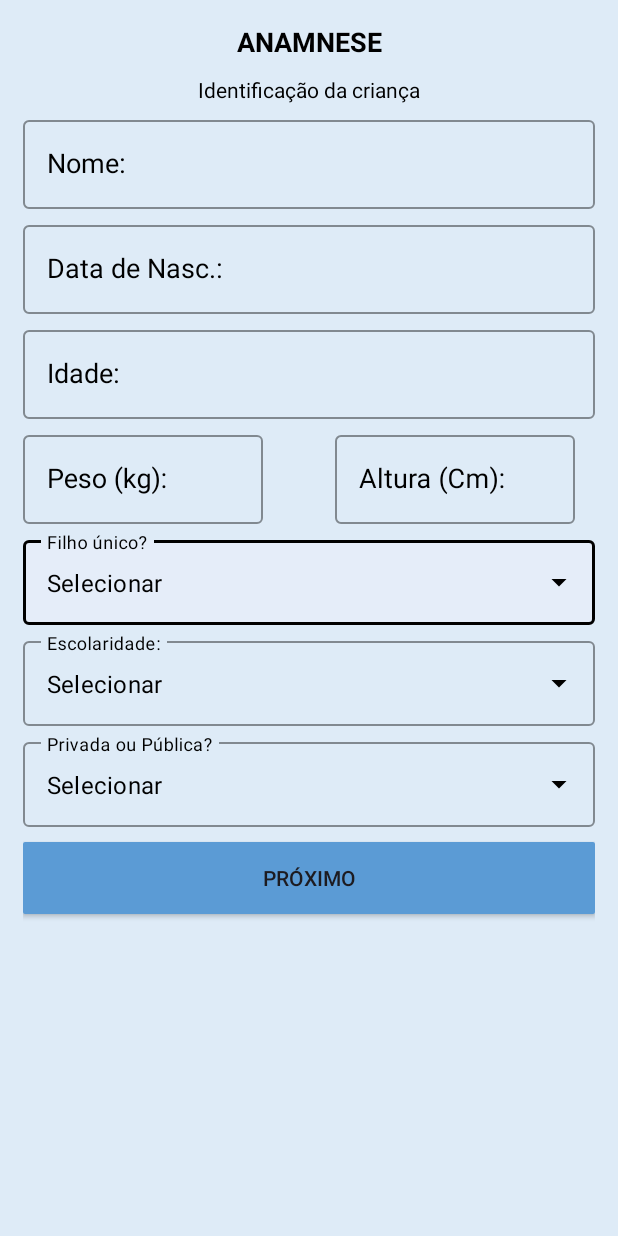
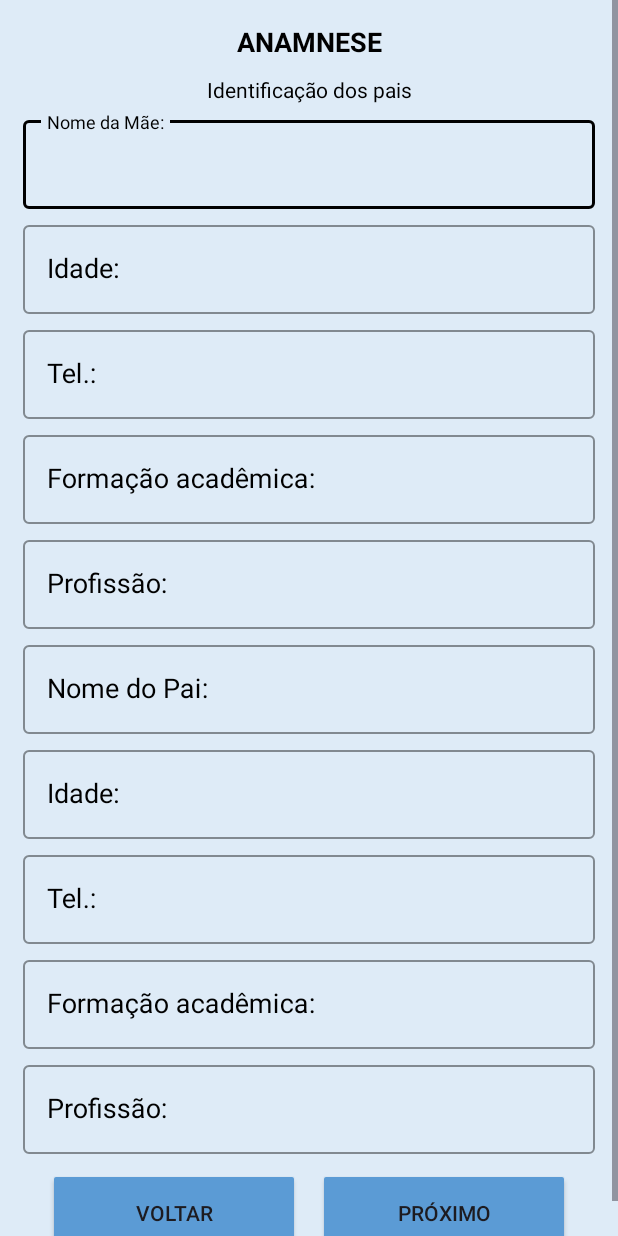
Before and after one commit to Alberinando/teadapta_1.0, an Android app: the anamnese screen opened directly, with no data from a screen before it, after a tap on "PRÓXIMO", on a phone screen of 412 x 824 dp. Run offline under Robolectric (Android 15) with nearby library versions, the phone set to English and light mode, and no system bars; 2 other taps on this screen came first.

Commit message:
Tela Anamnese - Identificação dos pais

```diff
--- a/app/src/main/AndroidManifest.xml
+++ b/app/src/main/AndroidManifest.xml
@@ -12,6 +12,9 @@
         android:supportsRtl="true"
         android:theme="@style/Theme.TEADAPTA"
         tools:targetApi="31">
+        <activity
+            android:name=".anamnesePais"
+            android:exported="false" />
         <activity
             android:name=".anamnese"
             android:exported="false" />
--- a/app/src/main/java/com/example/teadapta/anamnese.java
+++ b/app/src/main/java/com/example/teadapta/anamnese.java
@@ -78,4 +78,8 @@ public class anamnese extends AppCompatActivity {
         datePickerDialog.show();
     }
 
+    public void submit (View view){
+        Intent intent = new Intent(anamnese.this, com.example.teadapta.anamnesePais.class);
+        startActivity(intent);
+    }
 }
--- /dev/null
+++ b/app/src/main/java/com/example/teadapta/anamnesePais.java
@@ -0,0 +1,26 @@
+package com.example.teadapta;
+
+import androidx.appcompat.app.AppCompatActivity;
+
+import android.content.Intent;
+import android.os.Bundle;
+import android.view.View;
+
+public class anamnesePais extends AppCompatActivity {
+
+    @Override
+    protected void onCreate(Bundle savedInstanceState) {
+        super.onCreate(savedInstanceState);
+        setContentView(R.layout.activity_anamnese_pais);
+    }
+
+    public void submitBack (View view){
+        Intent intent = new Intent(anamnesePais.this, com.example.teadapta.anamnese.class);
+        startActivity(intent);
+    }
+
+    public void submit (View view){
+        Intent intent = new Intent(anamnesePais.this, com.example.teadapta.anamnesePais.class);
+        startActivity(intent);
+    }
+}
--- a/app/src/main/res/layout/activity_anamnese.xml
+++ b/app/src/main/res/layout/activity_anamnese.xml
@@ -30,7 +30,7 @@
             android:textStyle="bold" />
 
         <TextView
-            android:id="@+id/crianca"
+            android:id="@+id/pais"
             android:layout_width="match_parent"
             android:layout_height="wrap_content"
             android:text="@string/identifica_o_da_crian_a"
@@ -144,9 +144,9 @@
                     android:layout_width="160dp"
                     android:layout_height="wrap_content"
                     android:layout_gravity="center"
-                    android:maxLength="6"
                     android:digits="0123456789."
                     android:inputType="number"
+                    android:maxLength="6"
                     android:textColor="#000000"
                     android:textColorHint="#616161"
                     tools:ignore="RtlHardcoded,VisualLintTextFieldSize" />
@@ -210,7 +210,7 @@
                 android:textColorLink="@color/black"
                 android:textCursorDrawable="@color/azul"
                 app:layout_constraintTop_toBottomOf="@+id/InputLayout"
-                tools:ignore="VisualLintTextFieldSize" />
+                tools:ignore="LabelFor,VisualLintTextFieldSize" />
         </com.google.android.material.textfield.TextInputLayout>
 
         <com.google.android.material.textfield.TextInputLayout
@@ -242,7 +242,7 @@
                 android:textColorLink="@color/black"
                 android:textCursorDrawable="@color/azul"
                 app:layout_constraintTop_toBottomOf="@+id/InputLayout"
-                tools:ignore="VisualLintTextFieldSize" />
+                tools:ignore="LabelFor,VisualLintTextFieldSize" />
         </com.google.android.material.textfield.TextInputLayout>
 
         <com.google.android.material.textfield.TextInputLayout
@@ -274,7 +274,7 @@
                 android:textColorLink="@color/black"
                 android:textCursorDrawable="@color/azul"
                 app:layout_constraintTop_toBottomOf="@+id/InputLayout"
-                tools:ignore="VisualLintTextFieldSize" />
+                tools:ignore="LabelFor,VisualLintTextFieldSize" />
         </com.google.android.material.textfield.TextInputLayout>
 
         <androidx.appcompat.widget.AppCompatButton
@@ -285,7 +285,8 @@
             android:layout_marginBottom="15dp"
             android:background="@drawable/background_button"
             android:gravity="center|center_horizontal"
-            android:onClick="submit2"
-            android:text="@string/pr_ximo" />
+            android:onClick="submit"
+            android:text="@string/pr_ximo"
+            tools:ignore="VisualLintButtonSize" />
     </LinearLayout>
 </ScrollView>
--- /dev/null
+++ b/app/src/main/res/layout/activity_anamnese_pais.xml
@@ -0,0 +1,346 @@
+<?xml version="1.0" encoding="utf-8"?>
+<ScrollView xmlns:android="http://schemas.android.com/apk/res/android"
+    xmlns:tools="http://schemas.android.com/tools"
+    android:layout_width="match_parent"
+    android:layout_height="match_parent"
+    xmlns:app="http://schemas.android.com/apk/res-auto"
+    android:background="#deebf7"
+    tools:context=".anamnese"
+    tools:ignore="SpeakableTextPresentCheck">
+
+    <LinearLayout
+        android:layout_width="match_parent"
+        android:layout_height="wrap_content"
+        android:background="#deebf7"
+        android:orientation="vertical"
+        android:paddingLeft="15dp"
+        android:paddingRight="15dp">
+
+        <TextView
+            android:id="@+id/anamnese"
+            android:layout_width="match_parent"
+            android:layout_height="wrap_content"
+            android:layout_marginTop="15dp"
+            android:layout_marginBottom="10dp"
+            android:text="@string/anamnese"
+            android:textColor="#000000"
+            android:textColorHint="@color/black"
+            android:textAlignment="center"
+            android:textSize="18sp"
+            android:textStyle="bold" />
+
+        <TextView
+            android:id="@+id/pais"
+            android:layout_width="match_parent"
+            android:layout_height="wrap_content"
+            android:text="@string/identifica_o_dos_pais"
+            android:textAlignment="center"
+            android:textColor="#000000" />
+
+        <com.google.android.material.textfield.TextInputLayout
+            android:id="@+id/outlinedTextFieldMae"
+            style="@style/MyTextInputLayout"
+            android:layout_width="match_parent"
+            android:layout_height="wrap_content"
+            android:layout_marginTop="5dp"
+            android:hint="@string/nome_da_m_e"
+            android:textColor="#000000"
+            android:textColorHint="@color/black"
+            android:textCursorDrawable="@color/black"
+            app:hintTextAppearance="@style/FloatingHint"
+            app:hintTextColor="#000000">
+
+            <com.google.android.material.textfield.TextInputEditText
+                android:id="@+id/inputmae"
+                style="@style/MyTextInputEditText"
+                android:layout_width="match_parent"
+                android:layout_height="wrap_content"
+                android:digits="abcdefghijklmnopqrstuvwxyzABCDEFGHIJKLMNOPQRSTUVWXYZáàâãäéêëíîïóòôõöúûüÁÀÂÃÄÉÊËÍÎÏÓÒÔÕÖÚÛÜ "
+                android:inputType="textCapWords|text"
+                android:textColor="#000000"
+                android:textColorHint="#616161"
+                tools:ignore="VisualLintTextFieldSize" />
+
+        </com.google.android.material.textfield.TextInputLayout>
+
+        <com.google.android.material.textfield.TextInputLayout
+            android:id="@+id/textIdadeMae"
+            style="@style/MyTextInputLayout"
+            android:layout_width="match_parent"
+            android:layout_height="wrap_content"
+            android:layout_gravity="center"
+            android:layout_marginTop="5dp"
+            android:maxLength="3"
+            android:hint="@string/idade"
+            android:textColor="#000000"
+            android:textColorHint="@color/black"
+            app:hintTextAppearance="@style/FloatingHint"
+            app:hintTextColor="#000000">
+
+            <com.google.android.material.textfield.TextInputEditText
+                android:id="@+id/IdadeMae"
+                style="@style/MyTextInputEditText"
+                android:layout_width="match_parent"
+                android:layout_height="wrap_content"
+                android:layout_gravity="center"
+                android:digits="0123456789"
+                android:inputType="number"
+                android:maxLength="3"
+                android:textColor="#000000"
+                android:textColorHint="#616161"
+                tools:ignore="VisualLintTextFieldSize,DuplicateSpeakableTextCheck" />
+
+        </com.google.android.material.textfield.TextInputLayout>
+
+        <com.google.android.material.textfield.TextInputLayout
+            android:id="@+id/textNumberTel"
+            style="@style/MyTextInputLayout"
+            android:layout_width="match_parent"
+            android:layout_height="wrap_content"
+            android:layout_gravity="center"
+            android:layout_marginTop="5dp"
+            android:maxLength="3"
+            android:hint="@string/tel"
+            android:textColor="#000000"
+            android:textColorHint="@color/black"
+            app:hintTextAppearance="@style/FloatingHint"
+            app:hintTextColor="#000000">
+
+            <com.google.android.material.textfield.TextInputEditText
+                android:id="@+id/NumberMae"
+                style="@style/MyTextInputEditText"
+                android:layout_width="match_parent"
+                android:layout_height="wrap_content"
+                android:layout_gravity="center"
+                android:digits="0123456789"
+                android:inputType="number"
+                android:maxLength="3"
+                android:textColor="#000000"
+                android:textColorHint="#616161"
+                tools:ignore="VisualLintTextFieldSize,DuplicateSpeakableTextCheck" />
+
+        </com.google.android.material.textfield.TextInputLayout>
+
+        <com.google.android.material.textfield.TextInputLayout
+            android:id="@+id/outlinedTextFieldformacaoMae"
+            style="@style/MyTextInputLayout"
+            android:layout_width="match_parent"
+            android:layout_height="wrap_content"
+            android:layout_marginTop="5dp"
+            android:hint="@string/forma_o_acad_mica"
+            android:textColor="#000000"
+            android:textColorHint="@color/black"
+            android:textCursorDrawable="@color/black"
+            app:hintTextAppearance="@style/FloatingHint"
+            app:hintTextColor="#000000">
+
+            <com.google.android.material.textfield.TextInputEditText
+                android:id="@+id/formacaoMae"
+                style="@style/MyTextInputEditText"
+                android:layout_width="match_parent"
+                android:layout_height="wrap_content"
+                android:digits="abcdefghijklmnopqrstuvwxyzABCDEFGHIJKLMNOPQRSTUVWXYZáàâãäéêëíîïóòôõöúûüÁÀÂÃÄÉÊËÍÎÏÓÒÔÕÖÚÛÜ "
+                android:inputType="textCapWords|text"
+                android:textColor="#000000"
+                android:textColorHint="#616161"
+                tools:ignore="VisualLintTextFieldSize,DuplicateSpeakableTextCheck" />
+
+        </com.google.android.material.textfield.TextInputLayout>
+
+        <com.google.android.material.textfield.TextInputLayout
+            android:id="@+id/outlinedTextFieldprofissaoMae"
+            style="@style/MyTextInputLayout"
+            android:layout_width="match_parent"
+            android:layout_height="wrap_content"
+            android:layout_marginTop="5dp"
+            android:hint="@string/profiss_o"
+            android:textColor="#000000"
+            android:textColorHint="@color/black"
+            android:textCursorDrawable="@color/black"
+            app:hintTextAppearance="@style/FloatingHint"
+            app:hintTextColor="#000000">
+
+            <com.google.android.material.textfield.TextInputEditText
+                android:id="@+id/profissaoMae"
+                style="@style/MyTextInputEditText"
+                android:layout_width="match_parent"
+                android:layout_height="wrap_content"
+                android:digits="abcdefghijklmnopqrstuvwxyzABCDEFGHIJKLMNOPQRSTUVWXYZáàâãäéêëíîïóòôõöúûüÁÀÂÃÄÉÊËÍÎÏÓÒÔÕÖÚÛÜ "
+                android:inputType="textCapWords|text"
+                android:textColor="#000000"
+                android:textColorHint="#616161"
+                tools:ignore="VisualLintTextFieldSize,DuplicateSpeakableTextCheck" />
+
+        </com.google.android.material.textfield.TextInputLayout>
+
+        <com.google.android.material.textfield.TextInputLayout
+            android:id="@+id/outlinedTextField"
+            style="@style/MyTextInputLayout"
+            android:layout_width="match_parent"
+            android:layout_height="wrap_content"
+            android:layout_marginTop="5dp"
+            android:hint="@string/nome_do_pai"
+            android:textColor="#000000"
+            android:textColorHint="@color/black"
+            android:textCursorDrawable="@color/black"
+            app:hintTextAppearance="@style/FloatingHint"
+            app:hintTextColor="#000000">
+
+            <com.google.android.material.textfield.TextInputEditText
+                android:id="@+id/input"
+                style="@style/MyTextInputEditText"
+                android:layout_width="match_parent"
+                android:layout_height="wrap_content"
+                android:digits="abcdefghijklmnopqrstuvwxyzABCDEFGHIJKLMNOPQRSTUVWXYZáàâãäéêëíîïóòôõöúûüÁÀÂÃÄÉÊËÍÎÏÓÒÔÕÖÚÛÜ "
+                android:inputType="textCapWords|text"
+                android:textColor="#000000"
+                android:textColorHint="#616161"
+                tools:ignore="VisualLintTextFieldSize" />
+
+        </com.google.android.material.textfield.TextInputLayout>
+
+        <com.google.android.material.textfield.TextInputLayout
+            android:id="@+id/textIdade"
+            style="@style/MyTextInputLayout"
+            android:layout_width="match_parent"
+            android:layout_height="wrap_content"
+            android:layout_gravity="center"
+            android:layout_marginTop="5dp"
+            android:maxLength="3"
+            android:hint="@string/idade"
+            android:textColor="#000000"
+            android:textColorHint="@color/black"
+            app:hintTextAppearance="@style/FloatingHint"
+            app:hintTextColor="#000000">
+
+            <com.google.android.material.textfield.TextInputEditText
+                android:id="@+id/Idade"
+                style="@style/MyTextInputEditText"
+                android:layout_width="match_parent"
+                android:layout_height="wrap_content"
+                android:layout_gravity="center"
+                android:digits="0123456789"
+                android:inputType="number"
+                android:maxLength="3"
+                android:textColor="#000000"
+                android:textColorHint="#616161"
+                tools:ignore="VisualLintTextFieldSize" />
+
+        </com.google.android.material.textfield.TextInputLayout>
+
+        <com.google.android.material.textfield.TextInputLayout
+            android:id="@+id/textNumber"
+            style="@style/MyTextInputLayout"
+            android:layout_width="match_parent"
+            android:layout_height="wrap_content"
+            android:layout_gravity="center"
+            android:layout_marginTop="5dp"
+            android:maxLength="3"
+            android:hint="@string/tel"
+            android:textColor="#000000"
+            android:textColorHint="@color/black"
+            app:hintTextAppearance="@style/FloatingHint"
+            app:hintTextColor="#000000">
+
+            <com.google.android.material.textfield.TextInputEditText
+                android:id="@+id/Number"
+                style="@style/MyTextInputEditText"
+                android:layout_width="match_parent"
+                android:layout_height="wrap_content"
+                android:layout_gravity="center"
+                android:digits="0123456789"
+                android:inputType="number"
+                android:maxLength="3"
+                android:textColor="#000000"
+                android:textColorHint="#616161"
+                tools:ignore="VisualLintTextFieldSize" />
+
+        </com.google.android.material.textfield.TextInputLayout>
+
+        <com.google.android.material.textfield.TextInputLayout
+            android:id="@+id/outlinedTextFieldformacao"
+            style="@style/MyTextInputLayout"
+            android:layout_width="match_parent"
+            android:layout_height="wrap_content"
+            android:layout_marginTop="5dp"
+            android:hint="@string/forma_o_acad_mica"
+            android:textColor="#000000"
+            android:textColorHint="@color/black"
+            android:textCursorDrawable="@color/black"
+            app:hintTextAppearance="@style/FloatingHint"
+            app:hintTextColor="#000000">
+
+            <com.google.android.material.textfield.TextInputEditText
+                android:id="@+id/formacao"
+                style="@style/MyTextInputEditText"
+                android:layout_width="match_parent"
+                android:layout_height="wrap_content"
+                android:digits="abcdefghijklmnopqrstuvwxyzABCDEFGHIJKLMNOPQRSTUVWXYZáàâãäéêëíîïóòôõöúûüÁÀÂÃÄÉÊËÍÎÏÓÒÔÕÖÚÛÜ "
+                android:inputType="textCapWords|text"
+                android:textColor="#000000"
+                android:textColorHint="#616161"
+                tools:ignore="VisualLintTextFieldSize" />
+
+        </com.google.android.material.textfield.TextInputLayout>
+
+        <com.google.android.material.textfield.TextInputLayout
+            android:id="@+id/outlinedTextFieldprofissao"
+            style="@style/MyTextInputLayout"
+            android:layout_width="match_parent"
+            android:layout_height="wrap_content"
+            android:layout_marginTop="5dp"
+            android:hint="@string/profiss_o"
+            android:textColor="#000000"
+            android:textColorHint="@color/black"
+            android:textCursorDrawable="@color/black"
+            app:hintTextAppearance="@style/FloatingHint"
+            app:hintTextColor="#000000">
+
+            <com.google.android.material.textfield.TextInputEditText
+                android:id="@+id/profissao"
+                style="@style/MyTextInputEditText"
+                android:layout_width="match_parent"
+                android:layout_height="wrap_content"
+                android:digits="abcdefghijklmnopqrstuvwxyzABCDEFGHIJKLMNOPQRSTUVWXYZáàâãäéêëíîïóòôõöúûüÁÀÂÃÄÉÊËÍÎÏÓÒÔÕÖÚÛÜ "
+                android:inputType="textCapWords|text"
+                android:textColor="#000000"
+                android:textColorHint="#616161"
+                tools:ignore="VisualLintTextFieldSize" />
+
+        </com.google.android.material.textfield.TextInputLayout>
+
+        <LinearLayout
+            android:layout_width="match_parent"
+            android:layout_height="match_parent"
+            android:layout_marginTop="5dp"
+            android:gravity="center_horizontal"
+            android:orientation="horizontal">
+
+            <androidx.appcompat.widget.AppCompatButton
+                android:id="@+id/voltar"
+                android:layout_width="160dp"
+                android:layout_height="wrap_content"
+                android:layout_marginTop="10dp"
+                android:layout_marginRight="20dp"
+                android:layout_marginBottom="15dp"
+                android:background="@drawable/background_button"
+                android:gravity="center|center_horizontal"
+                android:onClick="submit"
+                android:text="@string/voltar"
+                tools:ignore="VisualLintButtonSize" />
+
+            <androidx.appcompat.widget.AppCompatButton
+                android:id="@+id/proximo"
+                android:layout_width="160dp"
+                android:layout_height="wrap_content"
+                android:layout_marginTop="10dp"
+                android:layout_marginBottom="15dp"
+                android:background="@drawable/background_button"
+                android:gravity="center|center_horizontal"
+                android:onClick="submit"
+                android:text="@string/pr_ximo"
+                tools:ignore="VisualLintButtonSize" />
+        </LinearLayout>
+
+    </LinearLayout>
+</ScrollView>
--- a/app/src/main/res/values/strings.xml
+++ b/app/src/main/res/values/strings.xml
@@ -29,6 +29,13 @@
     <string name="escolaridade">Escolaridade:</string>
     <string name="privada_ou_p_blica">Privada ou Pública?</string>
     <string name="pr_ximo">Próximo</string>
+    <string name="identifica_o_dos_pais">Identificação dos pais</string>
+    <string name="nome_do_pai">Nome do Pai:</string>
+    <string name="tel">Tel.:</string>
+    <string name="forma_o_acad_mica">Formação acadêmica:</string>
+    <string name="profiss_o">Profissão:</string>
+    <string name="nome_da_m_e">Nome da Mãe:</string>
+    <string name="voltar">Voltar</string>
 
     <string-array name="Escolha">
         <item>Sim</item>
```
